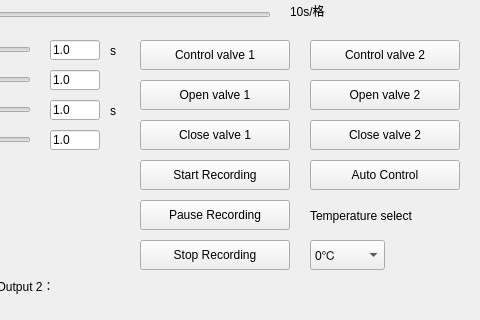
looklucas/Control, file UnderGraduate/Control/control.ui: the form before one commit; both pictures show x 520 to 1000 and y 400 to 720 of the 1000 by 720 pixel window.
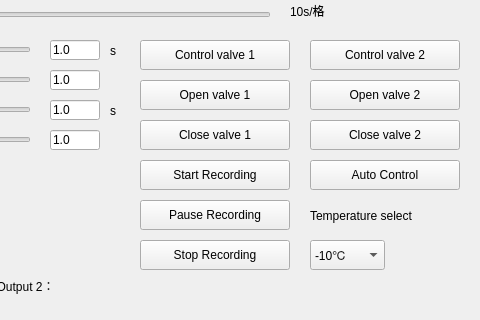
The form after the commit.

Diff of the .ui file:
```diff
--- a/UnderGraduate/Control/control.ui
+++ b/UnderGraduate/Control/control.ui
@@ -1290,7 +1290,7 @@
     </property>
     <item>
      <property name="text">
-      <string>0℃</string>
+      <string>-10℃</string>
      </property>
     </item>
     <item>
```
Left out of the diff: 39 changed lines with no effect on the pictures.
